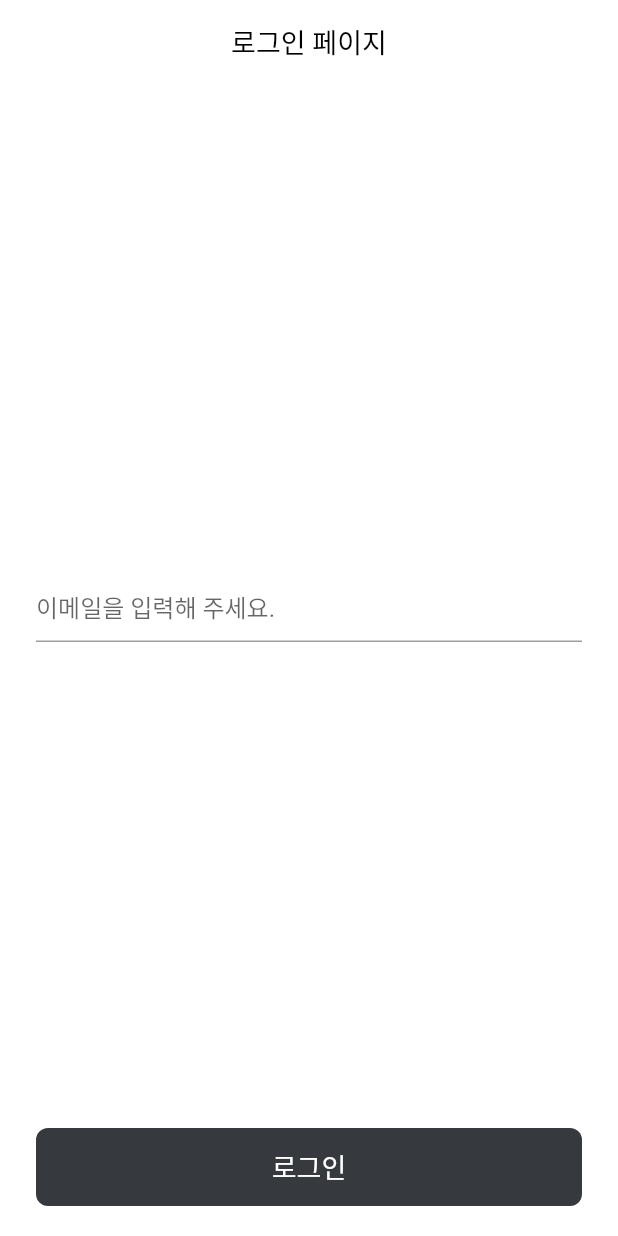
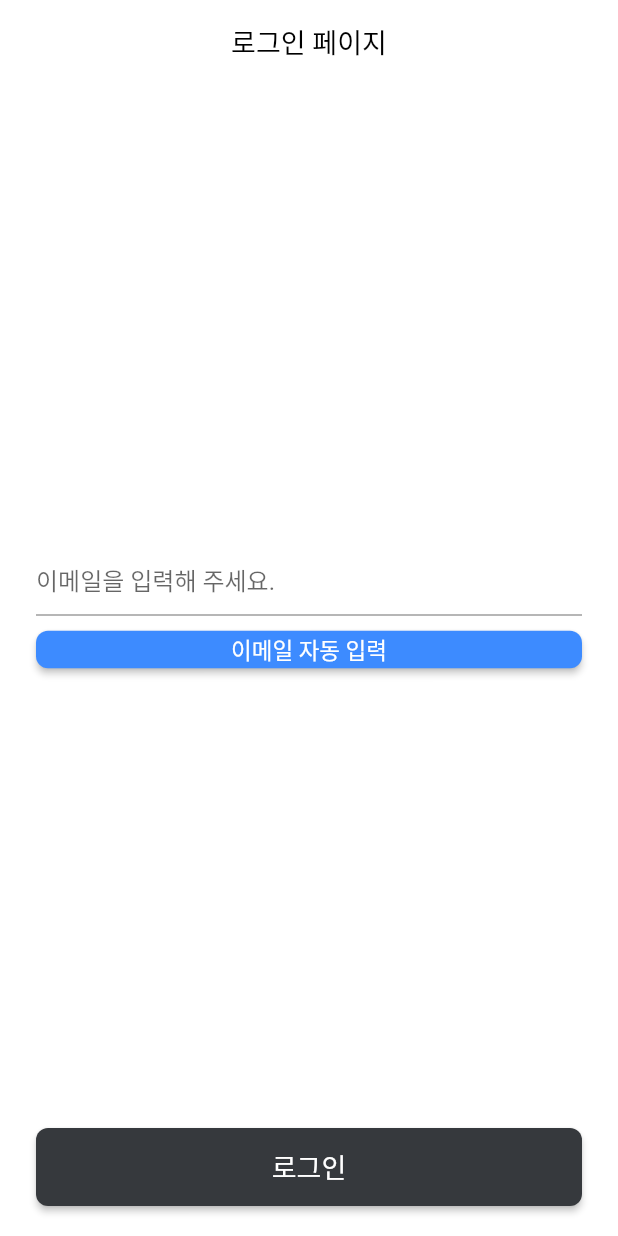
Before and after one commit to jiyeonjoy/flutter_community_app, a Flutter app: the screen it shows after launch, on a phone screen of 412 x 824 dp. Run offline on Flutter 3.47's test engine with Material 2 defaults, Android fonts, the phone set to English and light mode, and no system bars; our stand-ins replace dio, flutter_svg, freezed_annotation, get, logger, pretty_dio_logger and 2 more; generated files the repository leaves out were written again; network calls fail.

Commit message:
로그인 기능 구현

```diff
--- a/lib/app/common/config/app_text.dart
+++ b/lib/app/common/config/app_text.dart
@@ -13,4 +13,8 @@ class AppTexts {
   final String login = '로그인';
   final String loginPage = '로그인 페이지';
   final String loginTextFieldHint = '이메일을 입력해 주세요.';
+  final String emailFieldEmptyError = '이메일을 입력해 주세요.';
+  final String emailInvalidError = '이메일 형식이 올바르지 않습니다.';
+  final String emailNoSignUpError = '가입 되지 않은 이메일입니다.';
+  final String emailInputButtonText = '이메일 자동 입력';
 }
--- a/lib/app/login/ui/login_page.dart
+++ b/lib/app/login/ui/login_page.dart
@@ -22,12 +22,22 @@ class LoginPage extends GetView<LoginPageController> {
         children: [
           const Spacer(),
           CommonTextField(
+            controller: LoginPageController.to.emailFieldController,
             hintText: R.string.loginTextFieldHint,
             keyboardType: TextInputType.emailAddress,
+          ),
+          const SizedBox(height: 10),
+          CommonButton(
+            R.string.emailInputButtonText,
+            textStyle: textStyleNormal(R.color.white, 15),
+            onPressed: LoginPageController.to.onEmailInputButtonTapped,
+            fillColor: R.color.color_3D8BFF,
+            height: 25,
           ),
           const Spacer(),
           CommonButton(
             R.string.login,
+            onPressed: LoginPageController.to.onLoginButtonTapped,
           ),
           const SizedBox(height: 20),
         ],
```
Also changed, not shown: lib/app/login/controller/login_page_controller.dart (+47 -3 lines).
